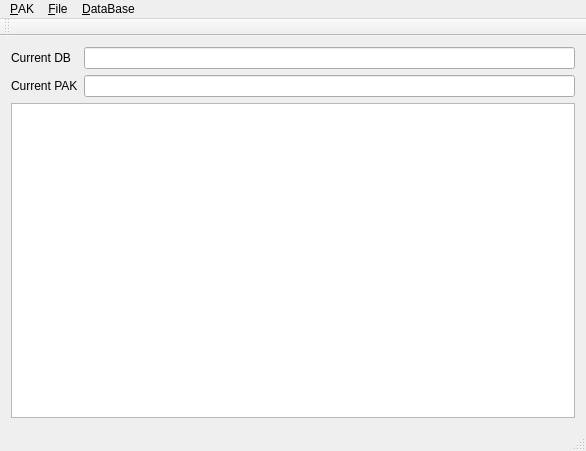
jmimu/FITD, file AITD_PakEdit/mainwindow.ui: the form before one commit.
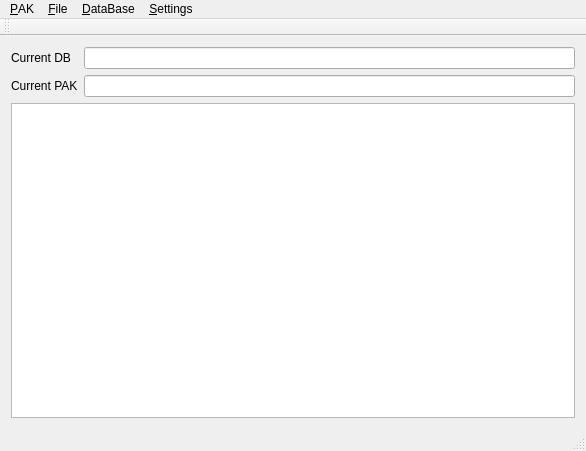
The form after the commit. Icons and pictures are not drawn.

What changed in the file:
```diff
--- a/AITD_PakEdit/mainwindow.ui
+++ b/AITD_PakEdit/mainwindow.ui
@@ -120,9 +120,17 @@
     <addaction name="action_OpenDB"/>
     <addaction name="action_WriteDB"/>
    </widget>
+   <widget class="QMenu" name="menu_Settings">
+    <property name="title">
+     <string>&amp;Settings</string>
+    </property>
+    <addaction name="actionSet_Dosbox_path"/>
+    <addaction name="actionSet_PKZip_path"/>
+   </widget>
    <addaction name="menu_File"/>
    <addaction name="menuFile"/>
    <addaction name="menuDataBAse"/>
+   <addaction name="menu_Settings"/>
   </widget>
   <widget class="QToolBar" name="mainToolBar">
    <attribute name="toolBarArea">
```
Left out of the diff: 10 changed lines with no effect on the pictures.
